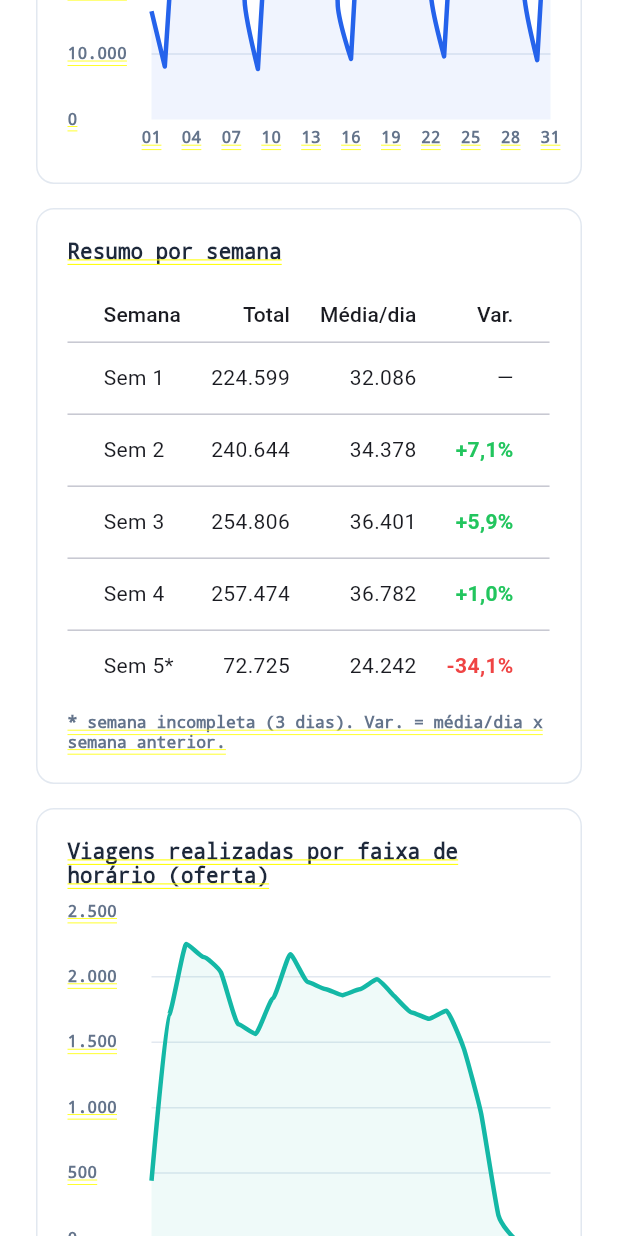
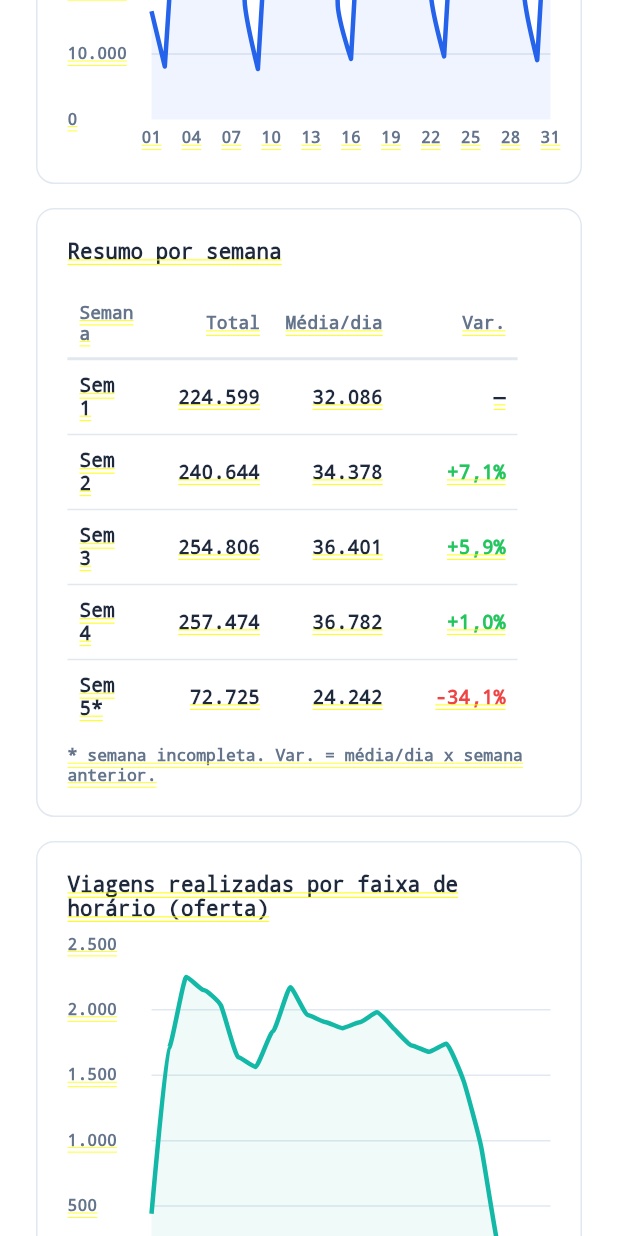
Before and after one commit to ProjetoIntegradorMAUA/front_semob-scs, a Flutter app: the AnalisePassageirosPage screen opened directly, scrolled down 1152 dp, on a phone screen of 412 x 824 dp. Run offline on Flutter 3.47's test engine with Material 3 defaults, Android fonts, the phone set to English and light mode, and no system bars; drawn by our look-alikes of fl_chart.

Commit message:
fix: corrige graficos e tabelas do Dashboard, Frota, Passageiros e Financeiro
- Dashboard: grafico de passageiros com o mes inteiro e eixo ajustado; tabela de linhas ocupa o card todo; card de alertas com dados do mes
- Operacao da Frota: botao Filtrar funcionando (Jul, Ago, Set); graficos com eixo ajustado; faixa horaria ocupa o card todo com linha de total
- Passageiros: graficos com eixo ajustado; resumo semanal em tabela de largura total
- Financeiro: botao Filtrar funcionando; graficos com eixo ajustado; comparativo mensal e passageiros x receita por semana com dados reais

```diff
--- a/lib/pages/analise_passageiros.dart
+++ b/lib/pages/analise_passageiros.dart
@@ -1,30 +1,37 @@
 import 'package:flutter/material.dart';
+import '../models/dados_mes.dart';
+import '../services/dados_service.dart';
 import '../services/formatadores.dart';
 import '../widgets/app_theme.dart';
-import '../services/mock_dados_mes.dart';
 import '../widgets/charts.dart';
 import '../widgets/common.dart';
+import '../widgets/tabela.dart';
 
 class AnalisePassageirosPage extends StatelessWidget {
   const AnalisePassageirosPage({super.key});
 
+  static Widget _variacao(double p) => Text(
+        fmtVar(p),
+        style: TextStyle(
+            color: p >= 0 ? AppColors.green : AppColors.red, fontWeight: FontWeight.w600),
+      );
+
   @override
   Widget build(BuildContext context) {
-    int soma(List<int> l) => l.fold<int>(0, (a, b) => a + b);
+    final d = DadosService.agosto;
+    final total = d.passageirosTotal;
 
-    final totais = MockPassageiros.total;
-    final total = soma(totais);
-    final pagantes = soma(MockPassageiros.catraca) + soma(MockPassageiros.antecipados);
-    final naoPagantes = soma(MockPassageiros.naoPagantes);
-    final media = total / totais.length;
-
-    final semanas = porSemana(totais);
-    final dias = diasPorSemana(totais.length);
-    final medias = [for (var i = 0; i < semanas.length; i++) semanas[i] / dias[i]];
+    final semanas = semanasDoMes(d.diasPass);
+    final totais = somaPorSemana(d.diasPass, d.passageirosPorDia, semanas);
+    final dias = diasComDadosPorSemana(d.diasPass, semanas);
+    final medias = [
+      for (var i = 0; i < semanas; i++) dias[i] == 0 ? 0.0 : totais[i] / dias[i]
+    ];
+    final rotulosSemana = [for (var i = 0; i < semanas; i++) 'Sem ${i + 1}'];
 
     return PageScaffold(
       title: 'Análise de Passageiros',
-      subtitle: 'Agosto de 2026 · Perfil de uso do sistema',
+      subtitle: '${d.rotulo} · Perfil de uso do sistema',
       children: [
         KpiGrid(children: [
           KpiCard(
@@ -35,89 +42,101 @@ class AnalisePassageirosPage extends StatelessWidget {
           KpiCard(
               icon: Icons.payments_outlined,
               color: AppColors.teal,
-              value: fmtInt(pagantes),
+              value: fmtInt(d.passageirosPagantes),
               label: 'Pagantes (catraca + antecipados)'),
           KpiCard(
               icon: Icons.card_giftcard_outlined,
               color: AppColors.orange,
-              value: fmtInt(naoPagantes),
+              value: fmtInt(d.passageirosNaoPagantes),
               label: 'Não pagantes'),
           KpiCard(
               icon: Icons.insights_outlined,
               color: AppColors.blue,
-              value: fmtInt(media),
+              value: fmtInt(d.mediaDiariaPassageiros),
               label: 'Média diária'),
         ]),
         SplitRow(
           sideFirst: true,
           side: DonutChartCard(
             title: 'Composição dos passageiros',
-            centerValue: '${(pagantes / total * 100).round()}%',
+            centerValue: '${(d.passageirosPagantes / total * 100).round()}%',
             centerLabel: 'pagantes',
             slices: [
-              DonutSlice('Pagantes', pagantes.toDouble(), AppColors.blue),
-              DonutSlice('Não pagantes', naoPagantes.toDouble(), AppColors.orange),
+              DonutSlice('Pagantes', d.passageirosPagantes.toDouble(), AppColors.blue),
+              DonutSlice('Não pagantes', d.passageirosNaoPagantes.toDouble(), AppColors.orange),
             ],
           ),
           main: BarChartCard(
             title: 'Evolução semanal',
-            labels: [for (var i = 0; i < semanas.length; i++) 'Sem ${i + 1}'],
-            values: semanas,
+            labels: rotulosSemana,
+            values: totais,
           ),
         ),
         SplitRow(
           main: LineChartCard(
             title: 'Passageiros por dia',
-            labels: MockPassageiros.dias,
-            series: [LineSeries(
-                [for (final t in totais) t.toDouble()], AppColors.blue)],
+            labels: [for (final dia in d.diasPass) doisDigitos(dia)],
+            series: [
+              LineSeries([for (final p in d.passageirosPorDia) p.toDouble()], AppColors.blue),
+            ],
           ),
-          side: SectionCard(
-            title: 'Resumo por semana',
-            child: Column(crossAxisAlignment: CrossAxisAlignment.start, children: [
-              SingleChildScrollView(
-                scrollDirection: Axis.horizontal,
-                child: DataTable(
-                  headingRowHeight: 36,
-                  columnSpacing: 20,
-                  columns: const [
-                    DataColumn(label: Text('Semana')),
-                    DataColumn(label: Text('Total'), numeric: true),
-                    DataColumn(label: Text('Média/dia'), numeric: true),
-                    DataColumn(label: Text('Var.'), numeric: true),
-                  ],
-                  rows: [
-                    for (var i = 0; i < semanas.length; i++)
-                      DataRow(cells: [
-                        DataCell(Text('Sem ${i + 1}${dias[i] < 7 ? '*' : ''}')),
-                        DataCell(Text(fmtInt(semanas[i]))),
-                        DataCell(Text(fmtInt(medias[i]))),
-                        DataCell(i == 0
-                            ? const Text('—')
-                            : _variacao(medias[i] / medias[i - 1] * 100 - 100)),
-                      ]),
-                  ],
-                ),
-              ),
-              const SizedBox(height: 8),
-              Text('* semana incompleta (3 dias). Var. = média/dia x semana anterior.',
-                  style: TextStyle(fontSize: 11, color: context.cores.muted)),
-            ]),
-          ),
+          side: _ResumoSemanal(
+              semanas: semanas, totais: totais, medias: medias, dias: dias, variacao: _variacao),
         ),
         LineChartCard(
           title: 'Viagens realizadas por faixa de horário (oferta)',
-          labels: MockPassageiros.horasLabels,
-          series: [LineSeries(MockPassageiros.viagensPorHora, AppColors.teal)],
+          labels: DadosMes.horasLabels,
+          series: [
+            LineSeries([for (final v in d.viagensPorHora) v.toDouble()], AppColors.teal),
+          ],
         ),
       ],
     );
   }
+}
 
-  static Widget _variacao(double p) => Text(
-        fmtVar(p),
-        style: TextStyle(
-            color: p >= 0 ? AppColors.green : AppColors.red,
-            fontWeight: FontWeight.w600),
-      );
+class _ResumoSemanal extends StatelessWidget {
+  final int semanas;
+  final List<double> totais;
+  final List<double> medias;
+  final List<int> dias;
+  final Widget Function(double) variacao;
+  const _ResumoSemanal({
+    required this.semanas,
+    required this.totais,
+    required this.medias,
+    required this.dias,
+    required this.variacao,
+  });
+
+  @override
+  Widget build(BuildContext context) {
+    return SectionCard(
+      title: 'Resumo por semana',
+      child: Column(crossAxisAlignment: CrossAxisAlignment.start, children: [
+        TabelaCheia(
+          colunas: const [
+            TabCol('Semana', flex: 2, largMin: 70),
+            TabCol('Total', flex: 3, direita: true, largMin: 80),
+            TabCol('Média/dia', flex: 3, direita: true, largMin: 80),
+            TabCol('Var.', flex: 3, direita: true, largMin: 70),
+          ],
+          linhas: [
+            for (var i = 0; i < semanas; i++)
+              [
+                Text('Sem ${i + 1}${dias[i] < 7 ? '*' : ''}'),
+                Text(fmtInt(totais[i])),
+                Text(fmtInt(medias[i])),
+                (i == 0 || medias[i - 1] == 0)
+                    ? const Text('—')
+                    : variacao(medias[i] / medias[i - 1] * 100 - 100),
+              ],
+          ],
+        ),
+        const SizedBox(height: 8),
+        Text('* semana incompleta. Var. = média/dia x semana anterior.',
+            style: TextStyle(fontSize: 11, color: context.cores.muted)),
+      ]),
+    );
+  }
 }
```
Also changed, not shown: lib/pages/dashboard_geral.dart (+71 -48 lines), lib/pages/indicadores_financeiros.dart (+74 -63 lines), lib/pages/operacao_frota.dart (+64 -90 lines).
